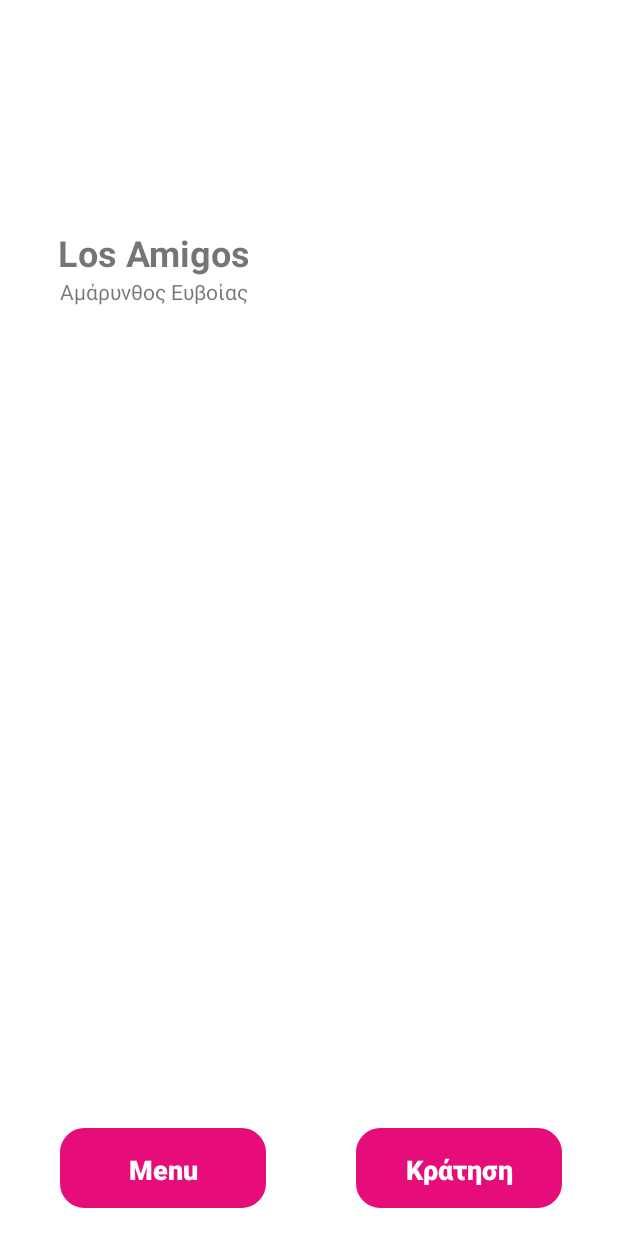
After one commit to athvag/dineasy, an Android app: the layout popup_window.xml on its own in the app's theme, with its tools: preview values and no code run, on a phone screen of 412 x 824 dp. The commit adds this screen. Run offline under Robolectric (Android 15) with nearby library versions, the phone set to English and light mode, and no system bars.

Commit message:
Map Added

```diff
--- a/app/build.gradle
+++ b/app/build.gradle
@@ -34,6 +34,7 @@ dependencies {
     implementation 'com.google.android.material:material:1.1.0'
     implementation 'androidx.navigation:navigation-fragment:2.2.2'
     implementation 'androidx.navigation:navigation-ui:2.2.2'
+    implementation 'com.google.android.gms:play-services-maps:17.0.0'
     testImplementation 'junit:junit:4.13'
     androidTestImplementation 'androidx.test.ext:junit:1.1.1'
     androidTestImplementation 'androidx.test.espresso:espresso-core:3.2.0'
--- a/app/src/main/java/com/example/dineasy/BasicUserActivity.java
+++ b/app/src/main/java/com/example/dineasy/BasicUserActivity.java
@@ -48,6 +48,11 @@ public class BasicUserActivity extends AppCompatActivity implements PopupMenu.On
         intentIntegrator.initiateScan(); */
         setContentView(R.layout.basic_user_after_qr);
         n=2;
+    }
+    public void moveMap(View view) {
+        Intent intent = new Intent(BasicUserActivity.this, MapsActivity.class);
+        intent.setFlags(Intent.FLAG_ACTIVITY_CLEAR_TASK|Intent.FLAG_ACTIVITY_CLEAR_TOP);
+        startActivity(intent);
     }
 
     @Override
--- a/app/src/main/java/com/example/dineasy/Basic_User.java
+++ b/app/src/main/java/com/example/dineasy/Basic_User.java
@@ -29,4 +29,5 @@ public class Basic_User extends user {
     public void getUserInfo(){}
 
     public void setPayment(){}
+
 }
--- a/app/src/main/res/layout/activity_order_details.xml
+++ b/app/src/main/res/layout/activity_order_details.xml
@@ -91,4 +91,5 @@
         app:layout_constraintStart_toStartOf="parent"
         app:layout_constraintTop_toTopOf="parent"
         app:layout_constraintVertical_bias="0.279" />
+
 </androidx.constraintlayout.widget.ConstraintLayout>
--- a/app/src/main/res/layout/basic_user.xml
+++ b/app/src/main/res/layout/basic_user.xml
@@ -11,6 +11,7 @@
         android:layout_width="244dp"
         android:layout_height="76dp"
         android:background="@drawable/rounded_button"
+        android:onClick="moveMap"
         android:padding="15dp"
         android:stateListAnimator="@null"
         android:text="Αναζήτηση Καταστήματος/Κράτηση"
--- /dev/null
+++ b/app/src/main/res/layout/popup_window.xml
@@ -0,0 +1,70 @@
+<?xml version="1.0" encoding="utf-8"?>
+<androidx.constraintlayout.widget.ConstraintLayout xmlns:android="http://schemas.android.com/apk/res/android"
+    xmlns:app="http://schemas.android.com/apk/res-auto"
+    xmlns:tools="http://schemas.android.com/tools"
+    android:layout_width="match_parent"
+    android:layout_height="match_parent"
+    android:background="#FFFFFF">
+
+    <Button
+        android:id="@+id/push_buttonMenu"
+        android:layout_width="137dp"
+        android:layout_height="53dp"
+        android:background="@drawable/rounded_button"
+        android:padding="15dp"
+        android:stateListAnimator="@null"
+        android:text="Menu"
+        android:textAllCaps="false"
+        android:textColor="#FFFFFF"
+        android:textSize="18sp"
+        android:textStyle="bold"
+        app:layout_constraintBottom_toBottomOf="parent"
+        app:layout_constraintEnd_toEndOf="parent"
+        app:layout_constraintHorizontal_bias="0.145"
+        app:layout_constraintStart_toStartOf="parent"
+        app:layout_constraintTop_toTopOf="parent"
+        app:layout_constraintVertical_bias="0.976" />
+
+    <Button
+        android:id="@+id/push_buttonKratisi"
+        android:layout_width="137dp"
+        android:layout_height="53dp"
+        android:background="@drawable/rounded_button"
+        android:padding="15dp"
+        android:stateListAnimator="@null"
+        android:text="Κράτηση"
+        android:textAllCaps="false"
+        android:textColor="#FFFFFF"
+        android:textSize="18sp"
+        android:textStyle="bold"
+        app:layout_constraintBottom_toBottomOf="parent"
+        app:layout_constraintEnd_toEndOf="parent"
+        app:layout_constraintHorizontal_bias="0.864"
+        app:layout_constraintStart_toStartOf="parent"
+        app:layout_constraintTop_toTopOf="parent"
+        app:layout_constraintVertical_bias="0.976" />
+
+    <TextView
+        android:id="@+id/textView19"
+        android:layout_width="wrap_content"
+        android:layout_height="wrap_content"
+        android:layout_marginTop="152dp"
+        android:text="Los Amigos"
+        android:textSize="24sp"
+        android:textStyle="bold"
+        app:layout_constraintEnd_toEndOf="parent"
+        app:layout_constraintHorizontal_bias="0.137"
+        app:layout_constraintStart_toStartOf="parent"
+        app:layout_constraintTop_toTopOf="parent" />
+
+    <TextView
+        android:id="@+id/textView20"
+        android:layout_width="wrap_content"
+        android:layout_height="wrap_content"
+        android:text="Αμάρυνθος Ευβοίας"
+        app:layout_constraintEnd_toEndOf="parent"
+        app:layout_constraintHorizontal_bias="0.14"
+        app:layout_constraintStart_toStartOf="parent"
+        app:layout_constraintTop_toBottomOf="@+id/textView19" />
+
+</androidx.constraintlayout.widget.ConstraintLayout>
--- a/app/src/main/res/values/strings.xml
+++ b/app/src/main/res/values/strings.xml
@@ -11,4 +11,5 @@
     <string name="hello_second_fragment">Hello second fragment. Arg: %1$s</string>
     <!-- TODO: Remove or change this placeholder text -->
     <string name="hello_blank_fragment">Hello blank fragment</string>
+    <string name="title_activity_maps">Map</string>
 </resources>
--- a/app/src/main/res/values/styles.xml
+++ b/app/src/main/res/values/styles.xml
@@ -16,5 +16,10 @@
     <style name="AppTheme.AppBarOverlay" parent="ThemeOverlay.AppCompat.Dark.ActionBar" />
 
     <style name="AppTheme.PopupOverlay" parent="ThemeOverlay.AppCompat.Light" />
-
+    <style name="AppTheme2">
+        <item name="android:windowIsTranslucent">true</item>
+        <item name="android:windowCloseOnTouchOutside">true</item>
+        <item name="android:windowNoTitle">true</item>
+        <item name="android:windowFullscreen">true</item>
+    </style>
 </resources>
```
Also changed, not shown: app/src/debug/res/values/google_maps_api.xml (added, +24 -0 lines), app/src/main/AndroidManifest.xml (+30 -1 lines), app/src/main/java/com/example/dineasy/MapsActivity.java (added, +65 -0 lines), app/src/main/java/com/example/dineasy/Popup.java (added, +21 -0 lines), app/src/main/res/layout/activity_maps.xml (added, +9 -0 lines), 1 other file.
